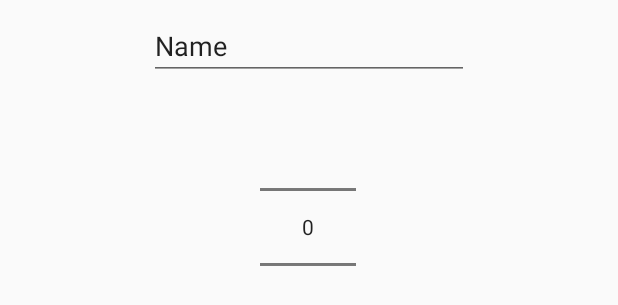
After one commit to cube1324/CodeTimer, an Android app: the layout edit_loop_dialog.xml on its own in the app's theme, with its tools: preview values and no code run, on a phone screen of 412 x 824 dp. The commit adds this screen. Shown: the top 305 px of the screen. Run offline under Robolectric (Android 15) with nearby library versions, the phone set to English and light mode, and no system bars.

Commit message:
Added Loop Edit

```diff
--- /dev/null
+++ b/app/src/main/res/layout/edit_loop_dialog.xml
@@ -0,0 +1,33 @@
+<?xml version="1.0" encoding="utf-8"?>
+<androidx.constraintlayout.widget.ConstraintLayout xmlns:android="http://schemas.android.com/apk/res/android"
+    xmlns:app="http://schemas.android.com/apk/res-auto"
+    xmlns:tools="http://schemas.android.com/tools"
+    android:layout_width="match_parent"
+    android:layout_height="wrap_content"
+    android:orientation="vertical">
+
+    <NumberPicker
+        android:id="@+id/number_picker"
+        android:layout_width="wrap_content"
+        android:layout_height="wrap_content"
+        android:layout_marginTop="8dp"
+        android:layout_marginBottom="8dp"
+        app:layout_constraintBottom_toBottomOf="parent"
+        app:layout_constraintEnd_toEndOf="parent"
+        app:layout_constraintHorizontal_bias="0.498"
+        app:layout_constraintStart_toStartOf="parent"
+        app:layout_constraintTop_toBottomOf="@+id/edit_name" />
+
+    <EditText
+        android:id="@+id/edit_name"
+        android:layout_width="wrap_content"
+        android:layout_height="wrap_content"
+        android:layout_marginTop="8dp"
+        android:ems="10"
+        android:inputType="textPersonName"
+        android:text="Name"
+        app:layout_constraintEnd_toEndOf="parent"
+        app:layout_constraintStart_toStartOf="parent"
+        app:layout_constraintTop_toTopOf="parent" />
+
+</androidx.constraintlayout.widget.ConstraintLayout>
```
Also changed, not shown: app/src/main/java/com/example/codetimer/MainActivity.java (+12 -9 lines), app/src/main/java/com/example/codetimer/Support/ListElementAdapter.java (+8 -4 lines), app/src/main/java/com/example/codetimer/Support/LoopEditDialog.java (added, +85 -0 lines), app/src/main/java/com/example/codetimer/Support/TimerEditDialog.java (renamed from app/src/main/java/com/example/codetimer/Support/ListElementEditDialog.java, +25 -22 lines), app/src/main/res/layout/edit_timer_dialog.xml (renamed from app/src/main/res/layout/edit_element_dialog.xml).
